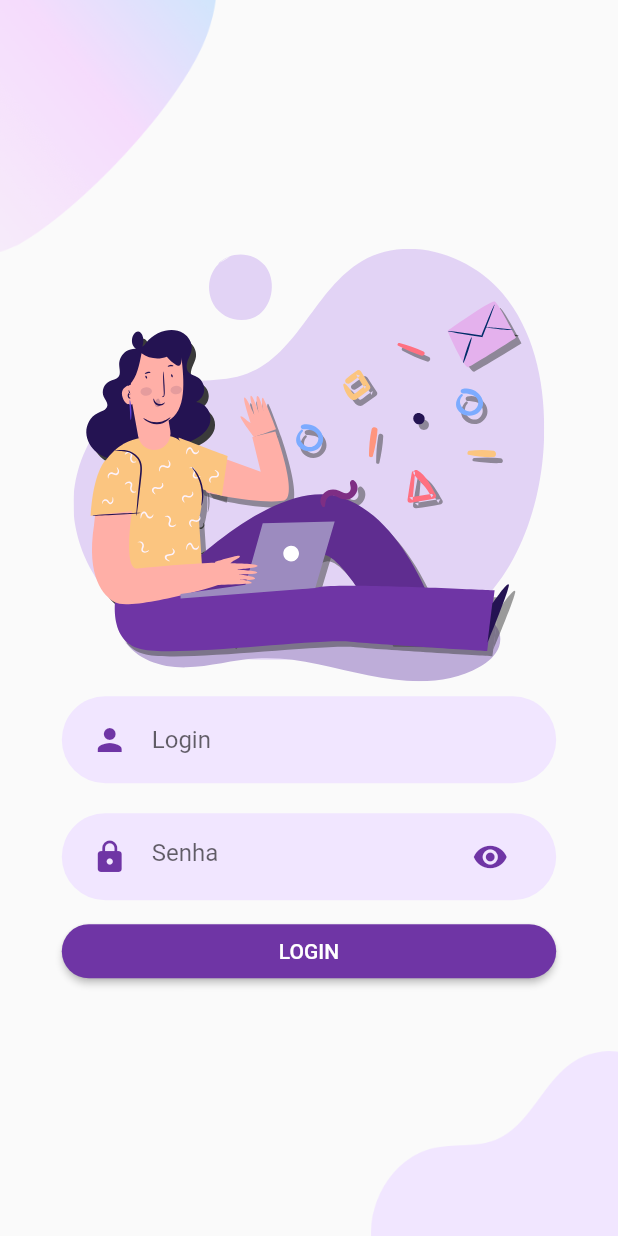
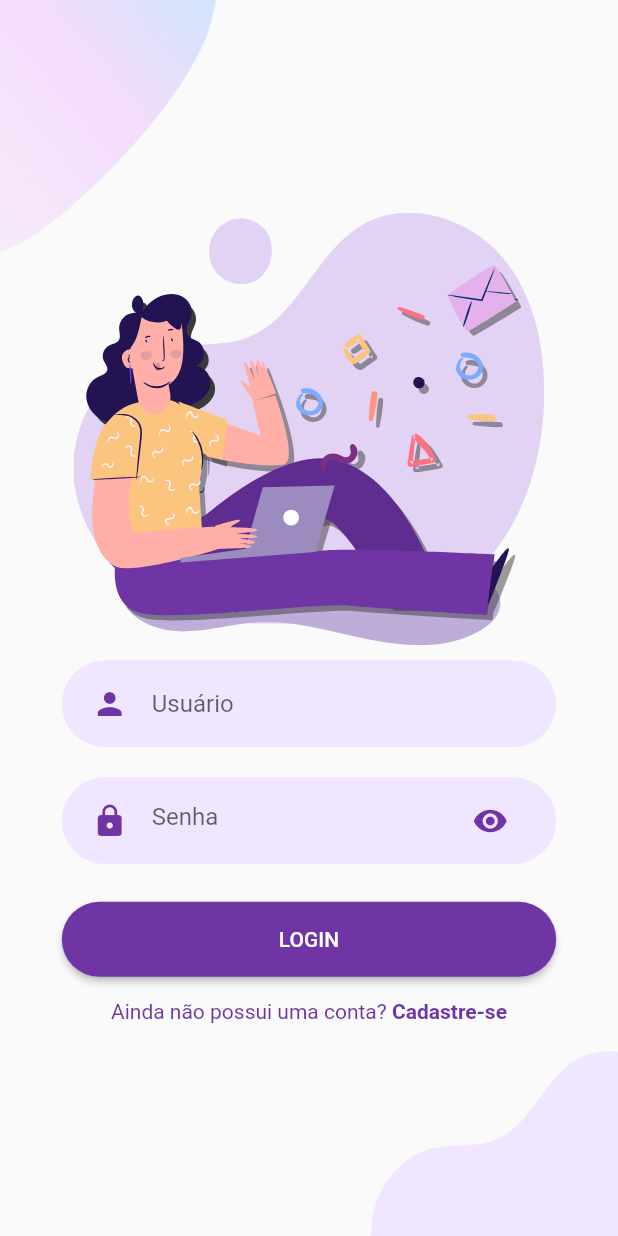
Before and after one commit to AlefEmannuel/memo_app, a Flutter app: the screen it shows after launch, on a phone screen of 412 x 824 dp. Run offline on Flutter 3.47's test engine with Material 2 defaults, Android fonts, the phone set to English and light mode, and no system bars; our stand-ins replace flutter_modular, flutter_svg.

Commit message:
cadastre-se

```diff
--- a/lib/app/modules/authentication/widgets/body_login.dart
+++ b/lib/app/modules/authentication/widgets/body_login.dart
@@ -23,14 +23,18 @@ class BodyLogin extends StatelessWidget {
             height: size.height * 0.35,
           ),
           RoundedInputField(
-            hintText: "Login",
+            hintText: "Usuário",
             onChanged: (value) {},
           ),
           RoundedPasswordField(
             onChanged: (value) {},
           ),
+          Padding(
+            padding: EdgeInsets.only(top: 15),
+          ),
           Container(
             width: size.width * 0.8,
+            height: 50,
             child: ElevatedButton(
               onPressed: () {},
               child: Text("LOGIN"),
@@ -38,10 +42,30 @@ class BodyLogin extends StatelessWidget {
                   backgroundColor: MaterialStateProperty.all(kPrimaryColor),
                   shape: MaterialStateProperty.all<RoundedRectangleBorder>(
                     RoundedRectangleBorder(
-                      borderRadius: BorderRadius.circular(18.0),
+                      borderRadius: BorderRadius.circular(29.0),
                     ),
                   )),
             ),
+          ),
+          Padding(
+            padding: EdgeInsets.only(top: 15),
+          ),
+          Row(
+            mainAxisAlignment: MainAxisAlignment.center,
+            children: <Widget>[
+              Text(
+                "Ainda não possui uma conta? ",
+                style: TextStyle(color: kPrimaryColor),
+              ),
+              GestureDetector(
+                onTap: () {},
+                child: Text(
+                  "Cadastre-se",
+                  style: TextStyle(
+                      color: kPrimaryColor, fontWeight: FontWeight.bold),
+                ),
+              ),
+            ],
           ),
         ],
       ),
```
